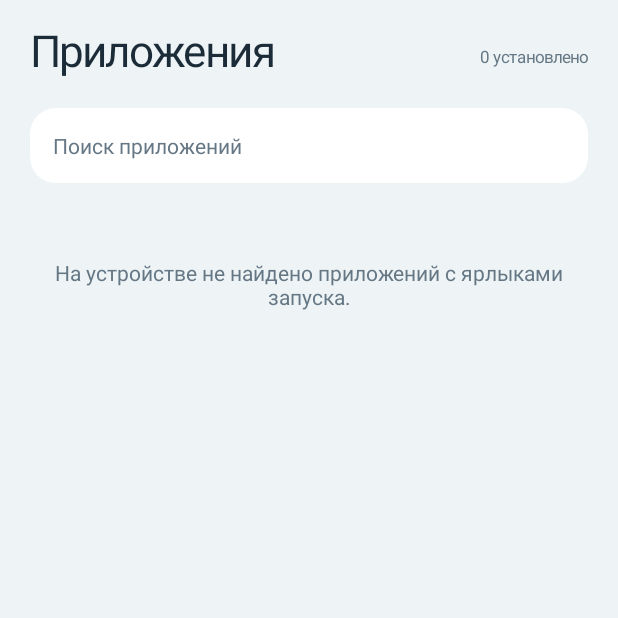
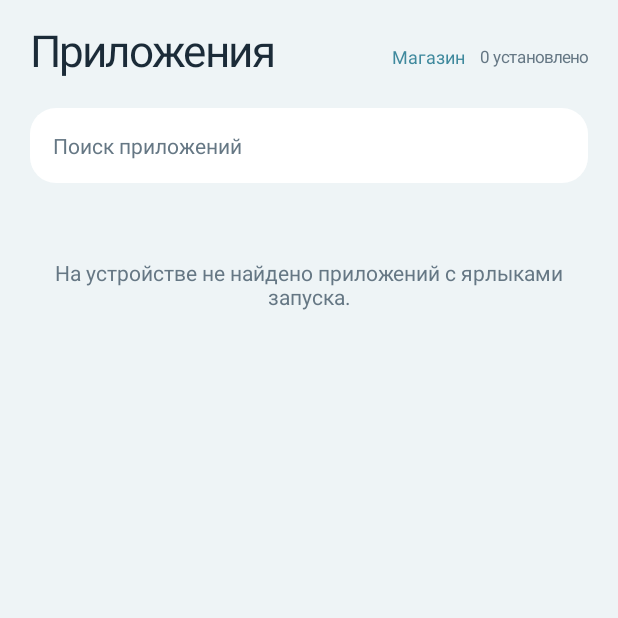
Before and after one commit to s1nnrockk/GiggleOS, an Android app: the AppDrawerActivity screen opened directly, with no data from a screen before it, on a phone screen of 412 x 824 dp, the top half of it. Run offline under Robolectric (Android 15) with nearby library versions, the phone set to English and light mode, and no system bars.

Commit message:
Link Giggle Store from app drawer

```diff
--- a/setup/app/src/main/java/org/giggleos/setup/AppDrawerActivity.kt
+++ b/setup/app/src/main/java/org/giggleos/setup/AppDrawerActivity.kt
@@ -81,9 +81,18 @@ class AppDrawerActivity : Activity() {
             typeface = Typeface.create("sans-serif", Typeface.NORMAL)
         }, LinearLayout.LayoutParams(0, dp(48), 1f))
         header.addView(TextView(this).apply {
+            text = "Магазин"
+            textSize = 12f
+            setTextColor(colors.accent)
+            isClickable = true
+            isFocusable = true
+            setOnClickListener { startActivity(Intent(this@AppDrawerActivity, GiggleStoreActivity::class.java)) }
+        })
+        header.addView(TextView(this).apply {
             text = "${apps.size} установлено"
             textSize = 11f
             setTextColor(muted)
+            setPadding(dp(10), 0, 0, 0)
         })
         root.addView(header)
 
```
